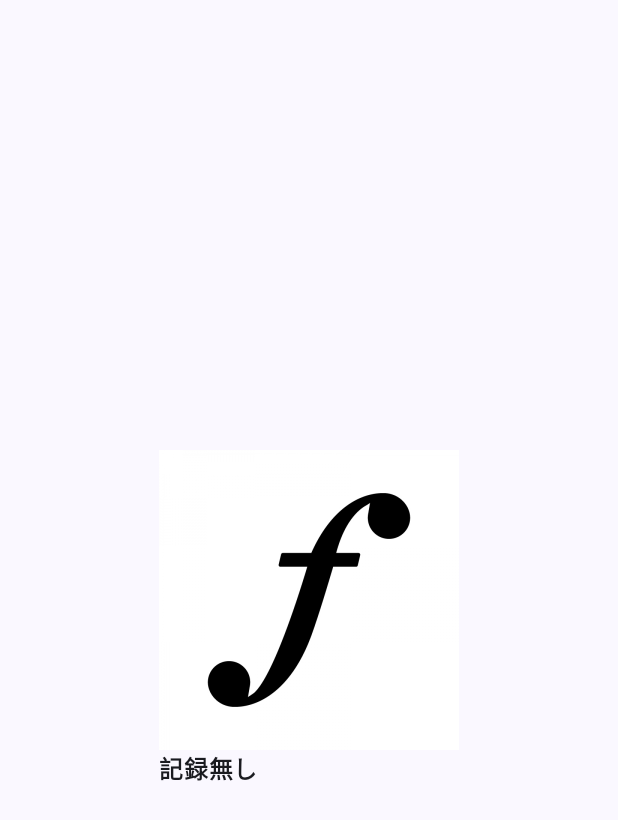
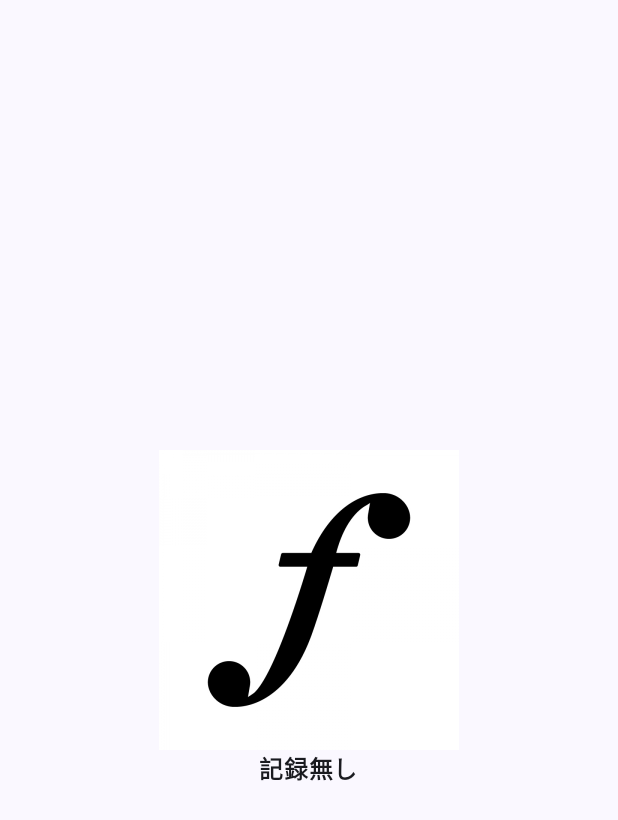
Before and after one commit to Yuki-Naka-Sharing-Study/ConfirmViewCompose, an Android app built with Jetpack Compose: the screen it shows after launch (MainActivity), on a phone screen of 412 x 824 dp. Shown: the top 820 px of the screen. Run offline under Robolectric (Android 15) with nearby library versions, the phone set to English and light mode, and no system bars.

Commit message:
「記録無し」を表示する「NoRecordText」を左寄せではなく、真ん中寄せで表示することに成功。

```diff
--- a/app/src/main/java/com/example/confirmview/MainActivity.kt
+++ b/app/src/main/java/com/example/confirmview/MainActivity.kt
@@ -34,7 +34,9 @@ class MainActivity : ComponentActivity() {
                         modifier = Modifier.fillMaxSize(),
                         contentAlignment = Alignment.Center
                     ) {
-                        Column {
+                        Column(
+                            horizontalAlignment = Alignment.CenterHorizontally
+                        ) {
                             NoRecordImageView()
                             NoRecordText()
                         }
```
